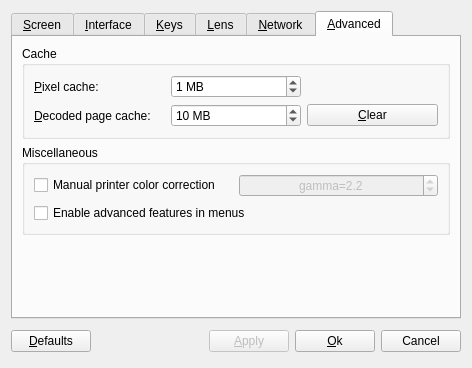
barak/djview4, file src/qdjviewprefsdialog.ui: the form before one commit.
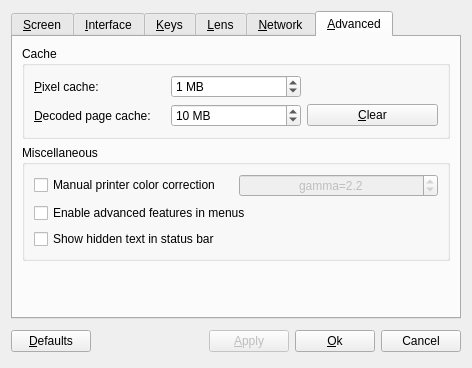
The form after the commit. The open tabs and pages were chosen to show the change. Custom widgets are drawn as their Qt base class.

Commit message: Added textLabel in status bar.

What changed in the file:
```diff
--- a/src/qdjviewprefsdialog.ui
+++ b/src/qdjviewprefsdialog.ui
@@ -1057,6 +1057,13 @@
             </property>
            </widget>
           </item>
+          <item>
+           <widget class="QCheckBox" name="textLabelCheckBox" >
+            <property name="text" >
+             <string>Show hidden text in status bar</string>
+            </property>
+           </widget>
+          </item>
          </layout>
         </widget>
        </item>
```
The commit also changes 6 other files.
